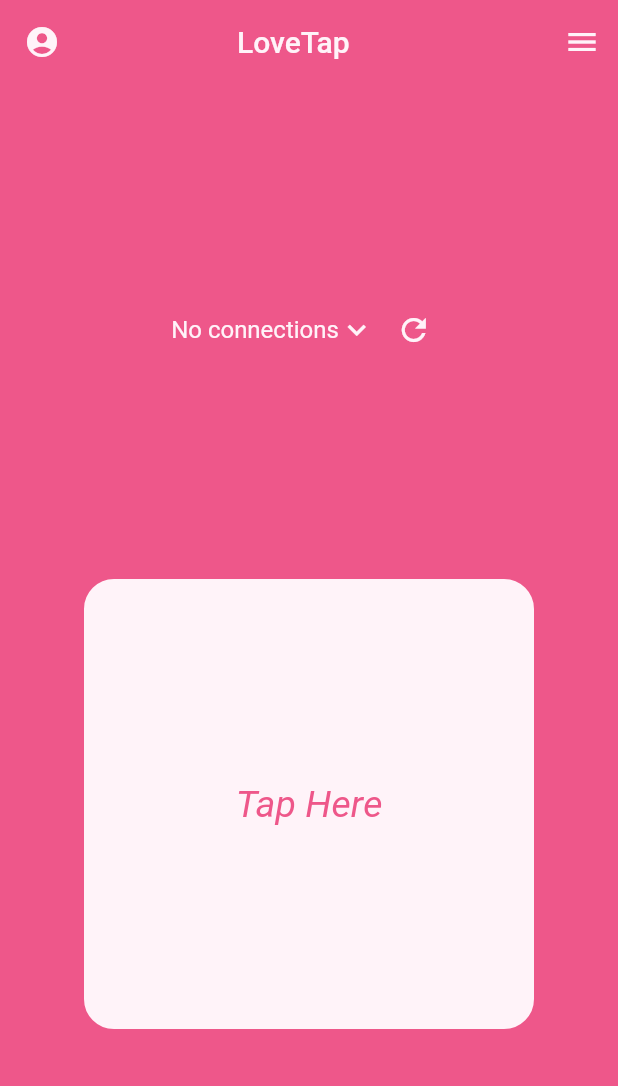
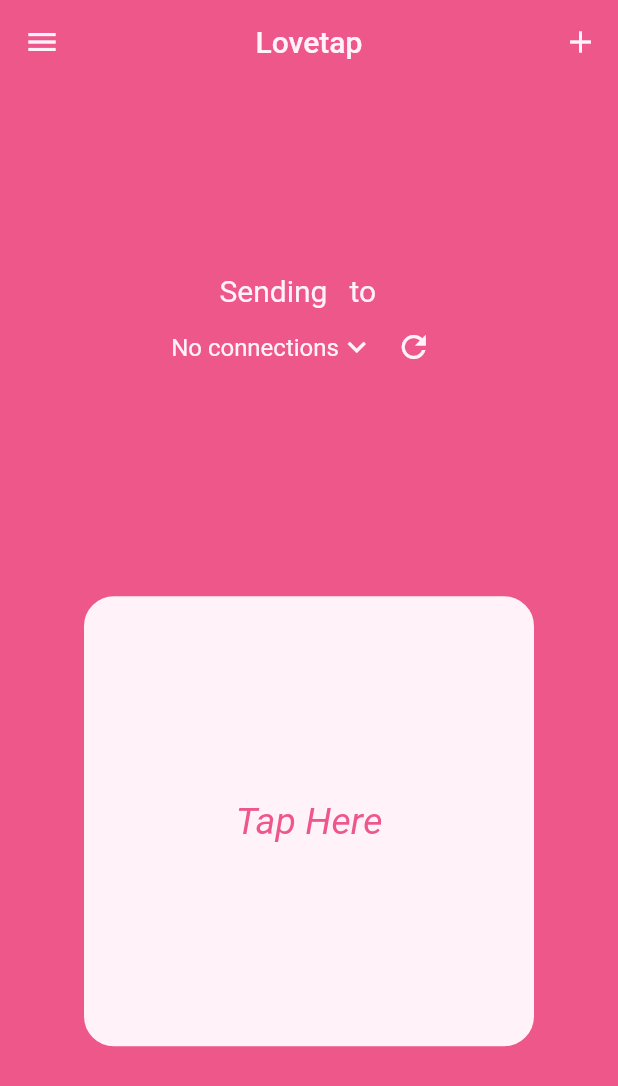
Before and after one commit to Thrasherop/lovetap3, a Flutter app: the screen it shows after launch, after a tap on "Sign in with Google", on a phone screen of 412 x 824 dp. Shown: the top 1086 px of the screen. Run offline on Flutter 3.47's test engine with Material 2 defaults, Android fonts, the phone set to English and light mode, and no system bars; our stand-ins replace cloud_firestore, cloud_functions, firebase_auth, firebase_core, firebase_crashlytics, firebase_messaging and 4 more; accounts and stored records are empty; network calls fail.

Commit message:
Refreshed the home screen with a new add button, 'sending to' text

```diff
--- a/lib/interfaces/SettingManager.dart
+++ b/lib/interfaces/SettingManager.dart
@@ -118,16 +118,16 @@ class SettingManager {
       colorArray = MaterialColor(0xFF343A40, const <int, Color>{
         1: Color(0xFF1B1B1B), // Primary color
         2: Color(0xFFE8F4F6), // Secondary color
-        3: Color(0xFF111111),
+        3: Color(0xFF111111), // Alternative Primary
         400: Color(0xFFf53325), // Red
         500: Color(0xFFFFFFFF)
       });
 
     } else { // Default to light
       colorArray = MaterialColor(0xFF343A40, const <int, Color>{
-        1: Color(0xFFee578a),
-        2: Color(0xFFFFF3F9),
-        3: Color(0xFFe35281),
+        1: Color(0xFFee578a), // Primary color
+        2: Color(0xFFFFF3F9), // Secondary color
+        3: Color(0xFFe35281), // Alternative primary
         400: Color(0xFF8800FF),
         500: Color(0xFF41fc03),
         // 500: Color(0xFFdcb5ff)
--- a/lib/pages/HomeScreen.dart
+++ b/lib/pages/HomeScreen.dart
@@ -100,6 +100,13 @@ class _HomeScreenState extends State<HomeScreen> {
     destinationOptions = newDestinationOptions;
     Config.DESTINATION_OPTIONS = destinationOptions;
 
+    // Check for empty. If so, display No connections
+    if (destinationOptions.isEmpty){
+      destinationOptions = <DropdownMenuItem>[DropdownMenuItem(child: Text("No connections"), value: "No connections")];
+    }
+    _selectedDestination = destinationOptions[0].value ?? "No connections";
+    setState(() {});
+
   }
 
   void _press(TapDownDetails event){
@@ -146,6 +153,10 @@ class _HomeScreenState extends State<HomeScreen> {
 
   }
 
+  void _addMenuButtonPressed(){
+    stamp("Add button clicked");
+  }
+
   @override
   Widget build(BuildContext context) {
 
@@ -161,7 +172,7 @@ class _HomeScreenState extends State<HomeScreen> {
         child: Scaffold (
           backgroundColor: Colors.transparent, // transparent to show background of container
           key: _scaffoldKey,
-          endDrawer: Drawer(
+          drawer: Drawer(
             /*
               This is the layout for the drawer.
              */
@@ -237,19 +248,27 @@ class _HomeScreenState extends State<HomeScreen> {
           ),
 
           appBar: AppBar(
+
             iconTheme: IconThemeData(color: SettingManager.colorArray[2]), // this sets the drawer color
-            automaticallyImplyLeading: false, // Removes the back arrow from the top left
-            title: Row(
-              mainAxisAlignment: MainAxisAlignment.start,
-              children: [
-                Icon(Icons.account_circle_rounded, color: SettingManager.colorArray[2]),
-                SizedBox(width: 118), // centers the title
-                Text("LoveTap", style: TextStyle(color: SettingManager.colorArray[2]),),
-              ]
+            automaticallyImplyLeading: true, // Removes the back arrow from the top left
+
+            title: Text("Lovetap", style: TextStyle(color: SettingManager.colorArray[2])),
+
+            actions: [
+              Padding( // Padding for the plus icon
+                padding: const EdgeInsets.only(right: 1.0),
+                child: IconButton(
+                        onPressed: _addMenuButtonPressed,
+                        icon: const Icon(Icons.add),
+                        color: SettingManager.colorArray[2],
+                        padding: EdgeInsets.zero,
                       ),
-            centerTitle: false,
+              ),
+            ],
+            centerTitle: true,
             backgroundColor: Colors.transparent,//Config.secondaryColor,
             elevation: 0.0,
+
           ),
 
           // WillPopScope prevents back presses
@@ -273,6 +292,16 @@ class _HomeScreenState extends State<HomeScreen> {
                   crossAxisAlignment: CrossAxisAlignment.center,
 
                   children: [
+                    Column(
+                      mainAxisAlignment: MainAxisAlignment.spaceBetween,
+                      children: [
+                        Text(
+                            "Sending   to   ",
+                          style: TextStyle(
+                            color: SettingManager.colorArray[2],
+                            fontSize: 20,
+                          ),
+                        ),
                         Row(
                           mainAxisAlignment: MainAxisAlignment.center,
                           children: [
@@ -307,6 +336,8 @@ class _HomeScreenState extends State<HomeScreen> {
                               icon: const Icon(Icons.refresh),
                               color: SettingManager.colorArray[2],
                             )
+                          ],
+                        ),
                       ],
                     ),
 
--- a/pubspec.yaml
+++ b/pubspec.yaml
@@ -17,7 +17,7 @@ publish_to: 'none' # Remove this line if you wish to publish to pub.dev
 # https://developer.apple.com/library/archive/documentation/General/Reference/InfoPlistKeyReference/Articles/CoreFoundationKeys.html
 # In Windows, build-name is used as the major, minor, and patch parts
 # of the product and file versions while build-number is used as the build suffix.
-version: 1.0.0+1
+version: 0.1.0+1
 
 environment:
   sdk: '>=2.18.1 <3.0.0'
```
Lines whose indentation alone changed are shown as unchanged.
